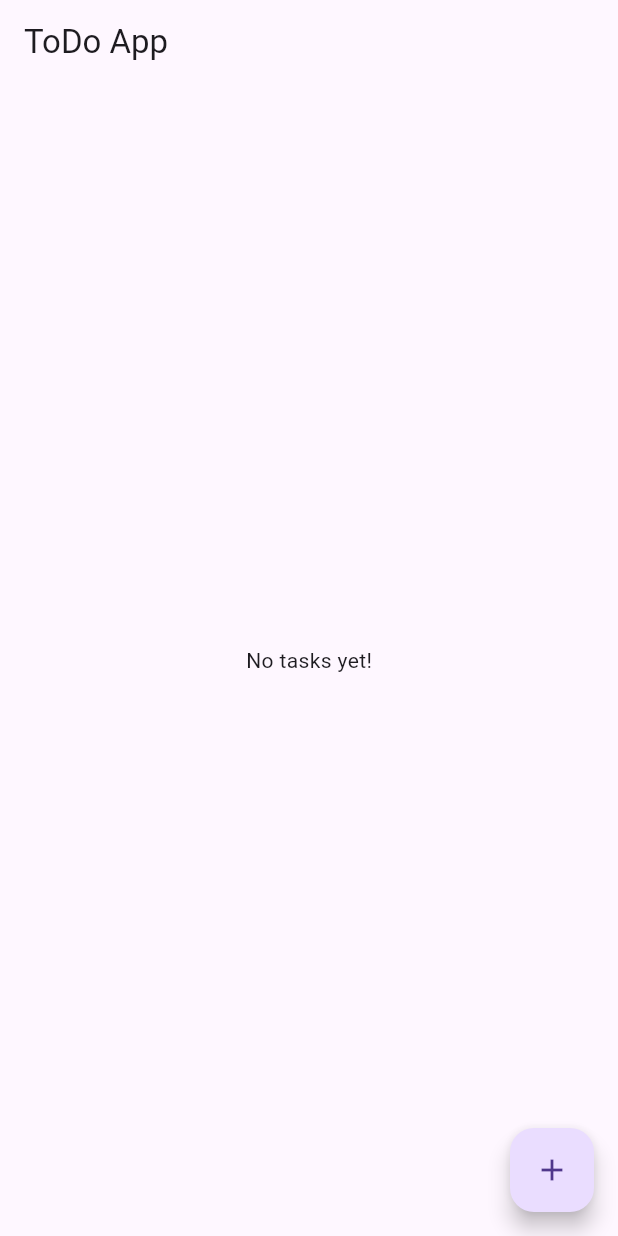
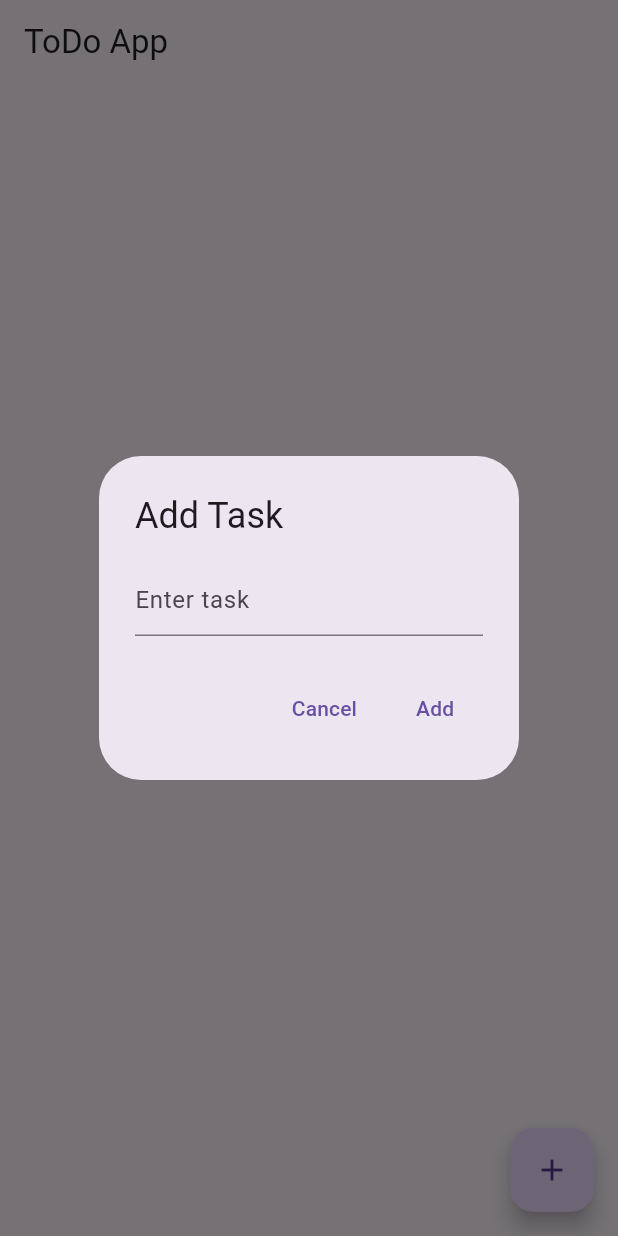
Before and after one commit to chirantan-basu01/ToDo-app---assignment, a Flutter app: the screen it shows after launch, after a tap on the "add" icon, on a phone screen of 412 x 824 dp. Run offline on Flutter 3.47's test engine with Material 3 defaults, Android fonts, the phone set to English and light mode, and no system bars; our stand-ins replace equatable, flutter_bloc.

Commit message:
Refactored Add Task Dialog

```diff
--- a/lib/main.dart
+++ b/lib/main.dart
@@ -3,6 +3,7 @@ import 'package:flutter/material.dart';
 import 'package:flutter_bloc/flutter_bloc.dart';
 
 import 'bloc/todo_bloc.dart';
+import 'bloc/todo_event.dart';
 import 'screens/home_screen.dart';
 
 void main() {
@@ -17,7 +18,7 @@ class MyApp extends StatelessWidget {
   Widget build(BuildContext context) {
     return MultiBlocProvider(
       providers: [
-        BlocProvider(create: (context) => TodoBloc(TaskRepository())),
+        BlocProvider(create: (context) => TodoBloc(TaskRepository())..add(LoadTasksEvent())),
       ],
       child: MaterialApp(
         debugShowCheckedModeBanner: false,
--- a/lib/screens/home_screen.dart
+++ b/lib/screens/home_screen.dart
@@ -1,4 +1,10 @@
 import 'package:flutter/material.dart';
+import 'package:flutter_bloc/flutter_bloc.dart';
+
+import '../bloc/todo_bloc.dart';
+import '../bloc/todo_event.dart';
+import '../widgets/add_task_dialog.dart';
+import '../widgets/task_tile.dart';
 
 class HomeScreen extends StatelessWidget {
   const HomeScreen({super.key});
@@ -7,9 +13,30 @@ class HomeScreen extends StatelessWidget {
   Widget build(BuildContext context) {
     return Scaffold(
       appBar: AppBar(title: const Text('ToDo App')),
-      body: const Center(child: Text('No tasks yet!')),
+      body: BlocBuilder<TodoBloc, TodoState>(
+        builder: (context, state) {
+          if (state is TodoInitial) {
+            return const Center(child: CircularProgressIndicator());
+          } else if (state is TodoLoaded) {
+            if (state.tasks.isEmpty) {
+              return const Center(child: Text('No tasks yet!'));
+            }
+            return ListView.builder(
+              itemCount: state.tasks.length,
+              itemBuilder: (context, index) {
+                return TaskTile(
+                  task: state.tasks[index],
+                  onDelete: () =>
+                      context.read<TodoBloc>().add(RemoveTaskEvent(index)),
+                );
+              },
+            );
+          }
+          return const Center(child: Text('Something went wrong!'));
+        },
+      ),
       floatingActionButton: FloatingActionButton(
-        onPressed: () {},
+        onPressed: () => showAddTaskDialog(context),
         child: const Icon(Icons.add),
       ),
     );
--- /dev/null
+++ b/lib/widgets/add_task_dialog.dart
@@ -0,0 +1,33 @@
+import 'package:flutter/material.dart';
+import 'package:flutter_bloc/flutter_bloc.dart';
+import '../bloc/todo_bloc.dart';
+import '../bloc/todo_event.dart';
+
+void showAddTaskDialog(BuildContext context) {
+  final TextEditingController taskController = TextEditingController();
+  showDialog(
+    context: context,
+    builder: (context) {
+      return AlertDialog(
+        title: const Text('Add Task'),
+        content: TextField(
+            controller: taskController,
+            decoration: const InputDecoration(hintText: 'Enter task')),
+        actions: [
+          TextButton(
+              onPressed: () => Navigator.pop(context),
+              child: const Text('Cancel')),
+          TextButton(
+            onPressed: () {
+              if (taskController.text.isNotEmpty) {
+                context.read<TodoBloc>().add(AddTaskEvent(taskController.text));
+                Navigator.pop(context);
+              }
+            },
+            child: const Text('Add'),
+          ),
+        ],
+      );
+    },
+  );
+}
--- a/lib/widgets/task_tile.dart
+++ b/lib/widgets/task_tile.dart
@@ -0,0 +1,19 @@
+import 'package:flutter/material.dart';
+
+class TaskTile extends StatelessWidget {
+  final String task;
+  final VoidCallback onDelete;
+
+  const TaskTile({super.key, required this.task, required this.onDelete});
+
+  @override
+  Widget build(BuildContext context) {
+    return ListTile(
+      title: Text(task),
+      trailing: IconButton(
+        icon: const Icon(Icons.delete, color: Colors.red),
+        onPressed: onDelete,
+      ),
+    );
+  }
+}
```
